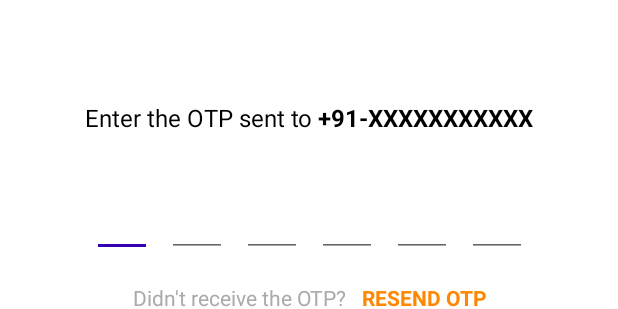
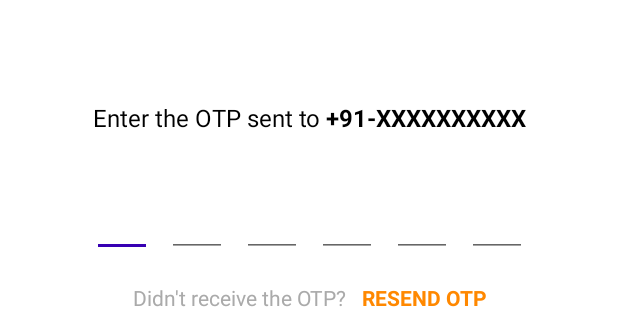
Before and after one commit to AbsurdNerd/SimplifyReports, an Android app: the layout login_otp_fragment.xml on its own in the app's theme, with its tools: preview values and no code run, on a phone screen of 412 x 824 dp. Shown: the part 394-703 px from the top of the screen. Run offline under Robolectric (Android 15) with nearby library versions, the phone set to English and light mode, and no system bars; Roboto replaces fonts that are not available here.

Commit message:
Cahnge done in strings (#20)

```diff
--- a/app/src/main/res/values/strings.xml
+++ b/app/src/main/res/values/strings.xml
@@ -1,8 +1,8 @@
 <resources>
     <string name="app_name">Simplify Report</string>
 
-    <string name="text_login_mobile">We will send you an <b>One Time Password</b>\n on this mobile number</string>
-    <string name="login_otp_text">Enter the OTP sent to <b>+91-XXXXXXXXXXX</b></string>
+    <string name="text_login_mobile">We will send you an <b>One Time Password</b>\n on your registering mobile number</string>
+    <string name="login_otp_text">Enter the OTP sent to <b>+91-XXXXXXXXXX</b></string>
 
     <string name="fire_alert">Fire Alert</string>
     <string name="medical_alert">Medical Alert</string>
```
